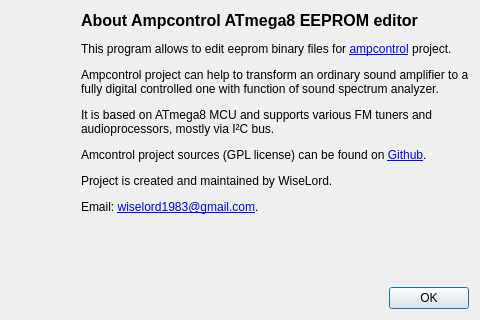
Before: the Qt Designer form editor/aboutdialog.ui in WiseLord/ampcontrol, drawn with Qt 5.
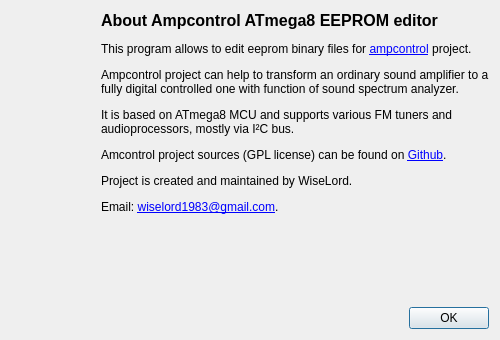
After: the same form once the commit is applied. Icons and pictures are not drawn.

The edit to the form file:
```diff
--- a/editor/aboutdialog.ui
+++ b/editor/aboutdialog.ui
@@ -6,8 +6,8 @@
    <rect>
     <x>0</x>
     <y>0</y>
-    <width>480</width>
-    <height>320</height>
+    <width>500</width>
+    <height>340</height>
    </rect>
   </property>
   <property name="windowTitle">
```
